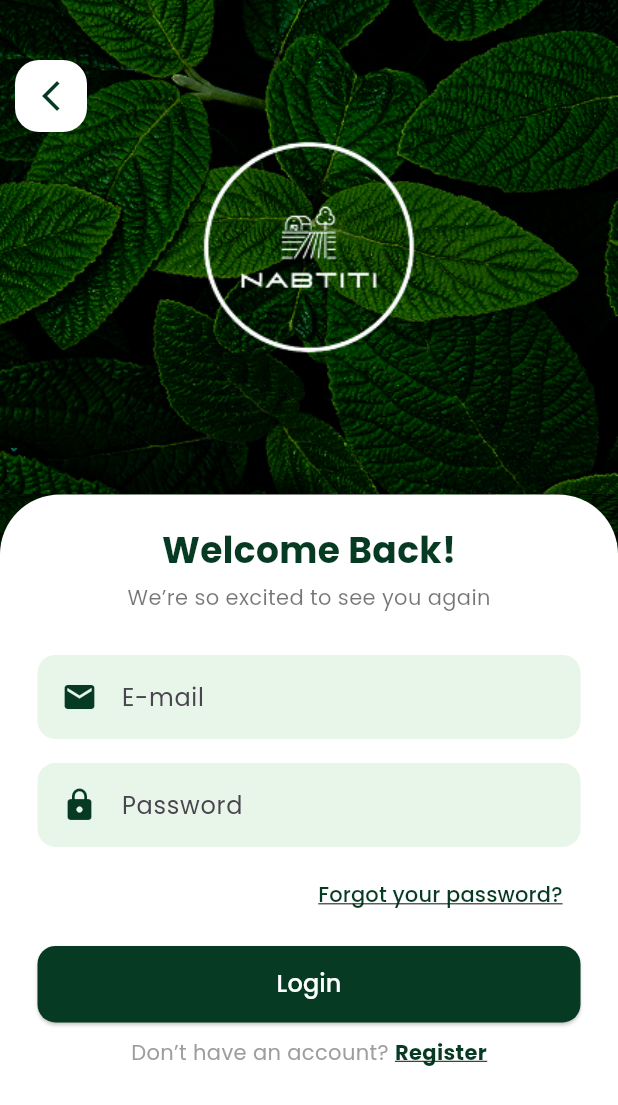
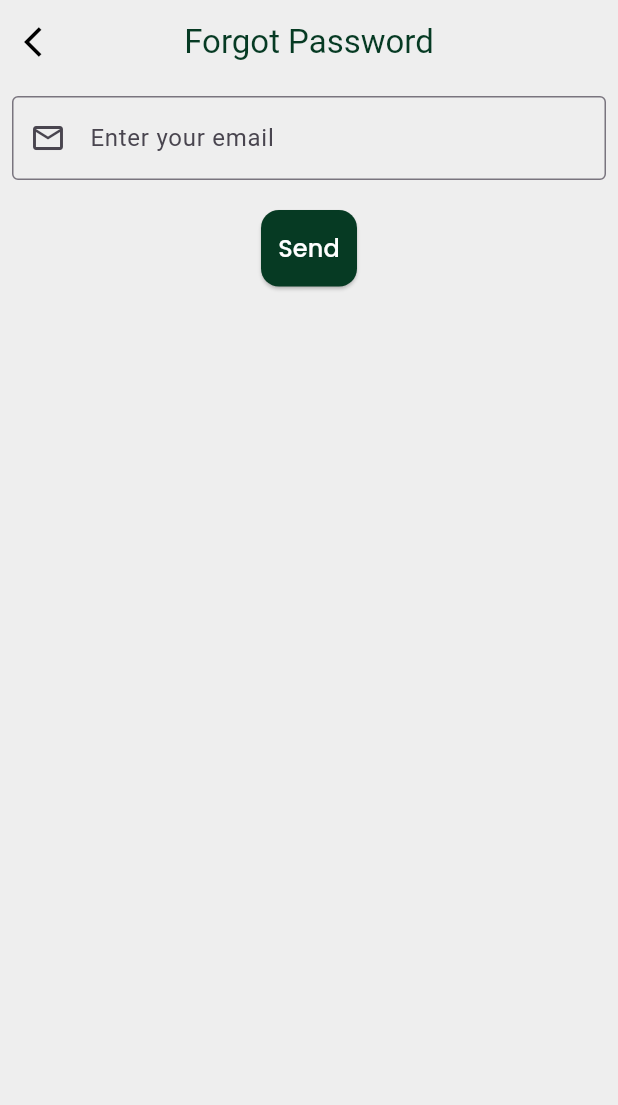
Before and after one commit to MazenDeebo/NAPTITI, a Flutter app: the LoginScreen screen opened directly, after a tap on the "arrow back ios new" icon, after a tap on "Login", after a tap on "Forgot your password?", on a phone screen of 412 x 824 dp. Shown: the top 1105 px of the screen. Run offline on Flutter 3.47's test engine with Material 3 defaults, Android fonts, the phone set to English and light mode, and no system bars; our stand-ins replace cloud_firestore, firebase_auth, firebase_core, flutter_riverpod, get_it, google_fonts and 4 more; accounts and stored records are empty.

Commit message:
adding forget password function

```diff
--- /dev/null
+++ b/lib/NABTITI/UI/Login/Page/ForgetPassword.dart
@@ -0,0 +1,106 @@
+import 'package:firebase_auth/firebase_auth.dart';
+import 'package:flutter/material.dart';
+import 'package:google_fonts/google_fonts.dart';
+
+class ForgetPasswordSceen extends StatefulWidget {
+  const ForgetPasswordSceen({super.key});
+
+  @override
+  State<ForgetPasswordSceen> createState() => _ForgetPasswordSceenState();
+}
+
+class _ForgetPasswordSceenState extends State<ForgetPasswordSceen> {
+  final emailController=TextEditingController();
+  final formKey=GlobalKey<FormState>();
+
+  void enterCode(){
+    if(!formKey.currentState!.validate()){
+      return;
+    }
+
+  }
+
+  @override
+  Widget build(BuildContext context) {
+    return Scaffold(
+      backgroundColor: Colors.grey[200],
+      appBar: AppBar(
+        leading: IconButton(onPressed: (){Navigator.pop(context);}, icon: Icon(Icons.arrow_back_ios,color: Colors.black,)),
+        title:const Text("Forgot Password",style: TextStyle(color: Color(0xFF063A23))),
+        centerTitle: true,
+        backgroundColor: Colors.grey[200],
+        elevation: 0,
+      ),
+      body: Form(
+        key: formKey,
+        child: Padding(
+          padding: const EdgeInsets.all(8.0),
+          child: Column(
+            children: [
+              TextFormField(
+                controller:emailController ,
+                keyboardType: TextInputType.emailAddress,
+                textInputAction: TextInputAction.next,
+                decoration: const  InputDecoration(
+
+                  labelText: 'Enter your email',
+                  border: OutlineInputBorder(),
+                  prefixIcon: Icon(Icons.email_outlined),
+                ),
+                validator: (value){
+                  if(value!.isEmpty){
+                    return "Email Required" ;
+                  }
+                  if(!value.contains("@") || !value.contains(".")){
+                    return "Invalid Email";
+                  }
+                  return null;
+                },
+              ),
+              // ElevatedButton(
+              //   onPressed: ()async{
+              //     enterCode();
+              //     String email=emailController.text;
+              //     if (email.isNotEmpty) {
+              //       await FirebaseAuth.instance
+              //           .sendPasswordResetEmail(email: email).then((value){}).catchError((error){
+              //         print(error);
+              //         print("==============================");
+              //
+              //       });
+              //       Navigator.pop(context);
+              //     }
+              //   },
+              //   style: ElevatedButton.styleFrom(backgroundColor: Colors.black),
+              //   child:const Text("Send"),
+              // ),
+              SizedBox(height: 20,),
+
+              ElevatedButton(
+                onPressed: ()async{
+                  enterCode();
+                  String email=emailController.text;
+                  if (email.isNotEmpty) {
+                    await FirebaseAuth.instance
+                        .sendPasswordResetEmail(email: email).then((value){}).catchError((error){});
+                    Navigator.pop(context);
+                  }
+                },
+                style: ElevatedButton.styleFrom(
+                  backgroundColor: const Color(0xFF063A23),
+                  foregroundColor: Colors.white,
+                  padding: const EdgeInsets.symmetric(vertical: 14),
+                  shape: RoundedRectangleBorder(
+                    borderRadius: BorderRadius.circular(12),
+                  ),
+                ),
+                child: Text("Send", style: GoogleFonts.poppins(fontSize: 16)),
+              )
+            ],
+          ),
+        ),
+      ),
+
+    );
+  }
+}
--- a/lib/NABTITI/UI/Login/Page/LoginScreen.dart
+++ b/lib/NABTITI/UI/Login/Page/LoginScreen.dart
@@ -3,6 +3,7 @@ import 'package:firebase_auth/firebase_auth.dart';
 import 'package:flutter/gestures.dart';
 import 'package:flutter/material.dart';
 import 'package:google_fonts/google_fonts.dart';
+import 'package:nabtiti/NABTITI/UI/Login/Page/ForgetPassword.dart';
 
 import '../../../../main.dart';
 import '../../../shared.dart';
@@ -99,6 +100,7 @@ class _LoginScreenState extends State<LoginScreen> {
         password: password,
       ).then((value) {
         joinAsUser();
+
       });
 
 
@@ -169,7 +171,7 @@ class _LoginScreenState extends State<LoginScreen> {
                   decoration: BoxDecoration(
                     color: Colors.white,
                     borderRadius: BorderRadius.vertical(
-                        top: Radius.circular(40) //                 <--- border radius here
+                        top: Radius.circular(40) //
                     ),
                   ),
                   child: SingleChildScrollView(
@@ -195,7 +197,12 @@ class _LoginScreenState extends State<LoginScreen> {
                         Align(
                           alignment: Alignment.centerRight,
                           child: TextButton(
-                            onPressed: () {},
+                            onPressed: () {
+                              Navigator.push(
+                                context,
+                                MaterialPageRoute(builder: (context) => ForgetPasswordSceen()),
+                              );
+                            },
                             child: Text("Forgot your password?",
                                 style: GoogleFonts.poppins(
                                     color: const Color(0xFF063A23),
--- a/lib/main.dart
+++ b/lib/main.dart
@@ -1,5 +1,4 @@
 import 'dart:async';
-import 'package:firebase_auth/firebase_auth.dart';
 import 'package:flutter/material.dart';
 import 'package:flutter_riverpod/flutter_riverpod.dart';
 import 'package:google_fonts/google_fonts.dart';
@@ -8,10 +7,7 @@ import 'package:nabtiti/NABTITI/UI/Landing/page/landing.dart';
 import 'NABTITI/UI/ChatBot/Page/core/di/service_locator.dart';
 import 'NABTITI/UI/ChatBot/Page/presentation/pages/chat_page.dart';
 import 'NABTITI/UI/Home/Page/Home.dart';
-import 'NABTITI/UI/Login/Page/LoginScreen.dart';
-import 'NABTITI/UI/Register/Page/RegisterScreen.dart';
 import 'NABTITI/UI/UploadImage/Page/UploadImageScreen.dart';
-import 'NABTITI/shared.dart';
 
 
 void main() async {
@@ -110,7 +106,7 @@ class _PostRegisterScreenState extends State<PostRegisterScreen> {
       if (mounted) {
         Navigator.pushReplacement(
           context,
-          MaterialPageRoute(builder: (context) => LoginScreen()),
+          MaterialPageRoute(builder: (context) => LandingScreen()),
         );
       }
     });
```
Also changed, not shown: lib/NABTITI/UI/Home/Page/Home.dart (+11 -15 lines), lib/NABTITI/UI/Landing/page/landing.dart (+2 -5 lines).
